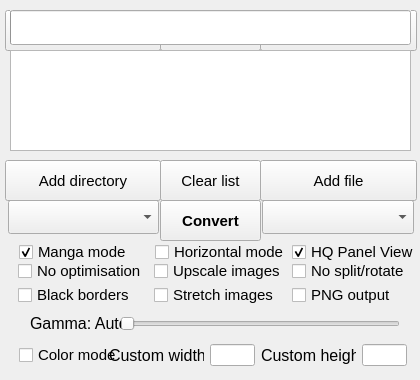
Qt form KCC-OSX.ui (ciromattia/kcc) before a commit.
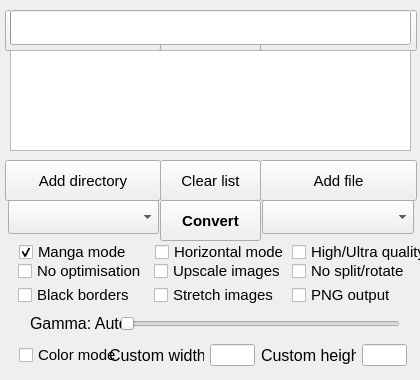
The same form after that commit. Icons and pictures are not drawn.

Commit message: Added ultra quality mode

Diff of the .ui file:
```diff
--- a/KCC-OSX.ui
+++ b/KCC-OSX.ui
@@ -375,9 +375,9 @@
       <string>&lt;html&gt;&lt;head/&gt;&lt;body&gt;&lt;p&gt;Enable high quality zoom.&lt;/p&gt;&lt;p&gt;Enabling it will &lt;span style=&quot; font-weight:600;&quot;&gt;highly&lt;/span&gt; increase size of output file and &lt;span style=&quot; font-weight:600;&quot;&gt;slightly&lt;/span&gt; reduce sharpness of not zoomed images.&lt;/p&gt;&lt;/body&gt;&lt;/html&gt;</string>
      </property>
      <property name="text">
-      <string>HQ Panel View</string>
+      <string>High/Ultra quality</string>
      </property>
-     <property name="checked">
+     <property name="tristate">
       <bool>true</bool>
      </property>
     </widget>
```
Left out of the diff: 20 changed lines with no effect on the pictures. The commit also changes 7 other files.
